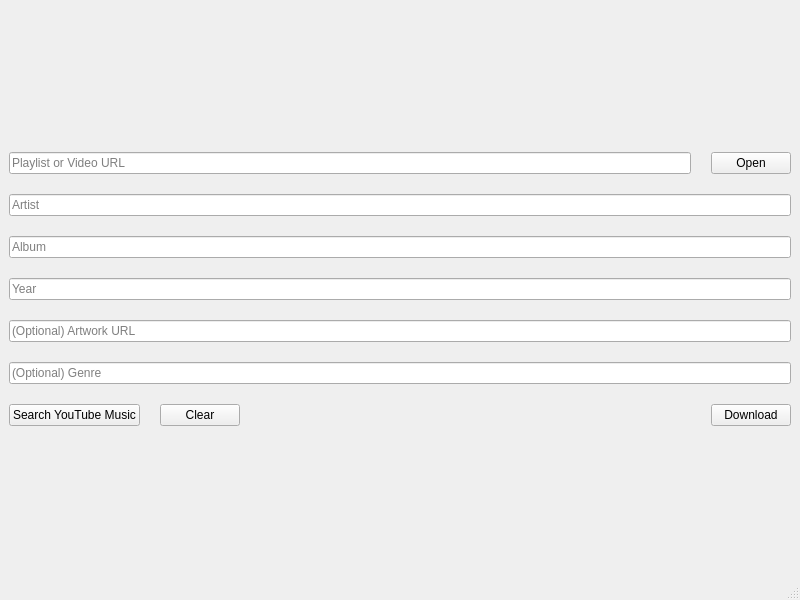
MSaldana362/yt-music, file ui/mainwindow.ui: the form before one commit.
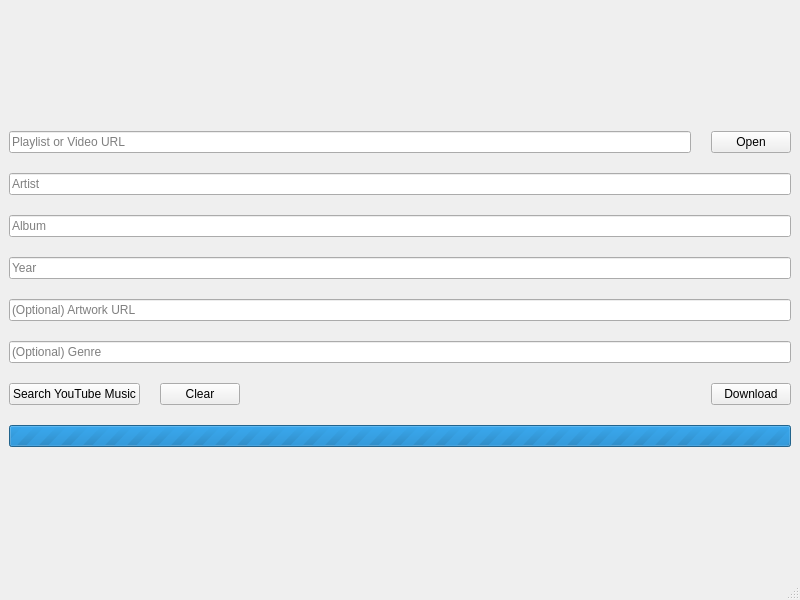
The form after the commit.

Commit message: feat: add worker thread for downloader; show progress bar during download

Diff of the .ui file:
```diff
--- a/ui/mainwindow.ui
+++ b/ui/mainwindow.ui
@@ -118,6 +118,16 @@
         </item>
        </layout>
       </item>
+      <item>
+       <widget class="QProgressBar" name="progressBar">
+        <property name="maximum">
+         <number>0</number>
+        </property>
+        <property name="value">
+         <number>-1</number>
+        </property>
+       </widget>
+      </item>
      </layout>
     </item>
    </layout>
```
The commit also changes 3 other files.
